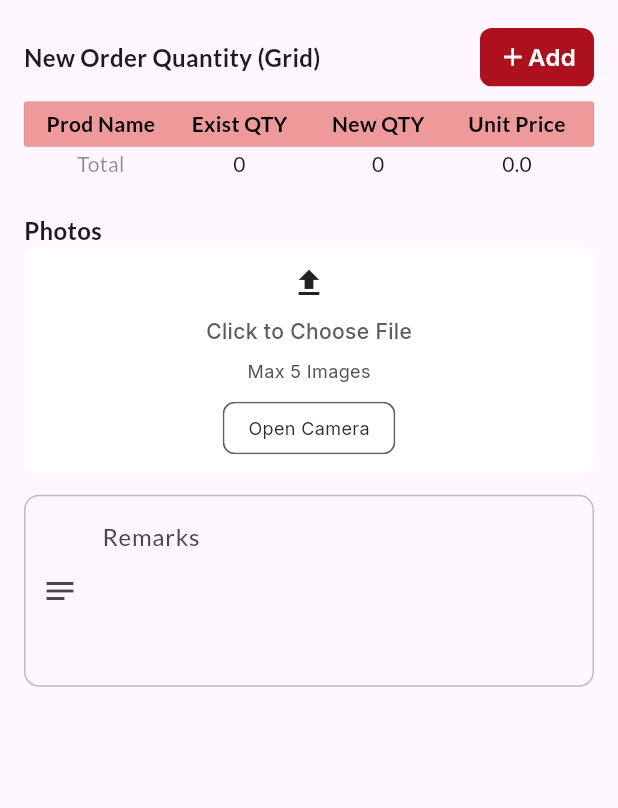
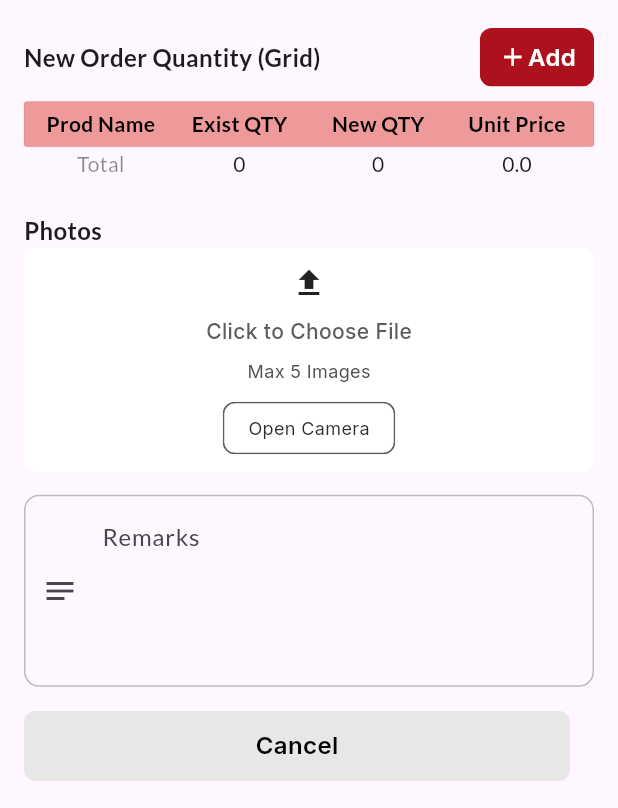
Before and after one commit to mevee/shop_app, a Flutter app: the ScheduleDetailView screen opened by its route, on a phone screen of 412 x 824 dp, the part 428-1236 px from its top. Run offline on Flutter 3.47's test engine with Material 3 defaults, Android fonts, the phone set to English and light mode, and no system bars; our stand-ins replace connectivity_plus, dio, flutter_local_notifications, flutter_svg, fpdart, geolocator and 9 more; missing offline and left inert: flutter_background_service; accounts and stored records are empty; network calls fail.

Commit message:
cancel button added and whole shop option added and mange authorization added

```diff
--- a/lib/data/schedule_service.dart
+++ b/lib/data/schedule_service.dart
@@ -86,7 +86,7 @@ class ScheduleService extends BaseNetworkClient
       final response = await client.post(endPoint, data: request.toJson());
       return CommonModel.fromJson(response.data);
     } on DioException catch (e) {
-      // Handle Dio-specific errors
+      // Handle Dio-specific errorsr
       if (e.response != null) {
         // You can throw a custom exception or return an error response
         throw ServerException(
--- a/lib/main.dart
+++ b/lib/main.dart
@@ -20,7 +20,8 @@ void main() async {
     ),
   );
   // Start background service
-  // await initializeBackgroundService();
+
+  // await FlutterBgService().initializeService();
   runApp(const MyApp());
 }
 
@@ -39,7 +40,7 @@ class MyApp extends StatelessWidget {
           Theme.of(context).primaryTextTheme,
         ),
       ),
-      initialRoute: Routes.manager,
+      initialRoute: Routes.splash,
       getPages: AppPages.routes,
       initialBinding: InitialBinding(),
       debugShowCheckedModeBanner: false,
--- a/lib/modules/schedule/schedule_detail_screen.dart
+++ b/lib/modules/schedule/schedule_detail_screen.dart
@@ -11,6 +11,7 @@ import 'package:shop_app/modules/schedule/controller/schedule_controller.dart';
 import 'package:shop_app/modules/shop_master/add_product_bottom.dart';
 import 'package:shop_app/modules/shop_master/controller/shop_master_controller.dart';
 import 'package:shop_app/screens/calendar/shop_select_bottom.dart';
+import 'package:shop_app/widgets/helper.dart';
 import 'package:shop_app/widgets/tap_anim_button.dart';
 
 class ScheduleDetailView extends GetView<ScheduleController> {
@@ -187,6 +188,7 @@ class ScheduleDetailView extends GetView<ScheduleController> {
                   ),
 
                   const SizedBox(height: 15),
+
                   // Remarks MultiText Box
                   TextFormField(
                     controller: controller.remarksController,
@@ -213,12 +215,47 @@ class ScheduleDetailView extends GetView<ScheduleController> {
                     ),
                   ),
                   const SizedBox(height: 16),
+
+                  Row(
+                    children: [
+                      Obx(
+                        () => Visibility(
+                          visible:
+                              (controller.meetingStatus.value !=
+                                  MeetingStatus.CANCELLED),
+                          child: Expanded(
+                            child: buttonWithLoader(
+                              disable:
+                                  (controller.meetingStatus.value ==
+                                    MeetingStatus.CANCELLED ||
+                                  controller.updateScheduleLoading.value),
+                              label: 'Cancel',
+                              color: AppColors.lightGrey,
+                              textColor: Colors.black,
+                              progressColor: Colors.black,
+                              onPressed: () => showConfirmDialog(
+                                context,
+                                'Are you sure you want to cancel meeting?',
+                                () {
+                                  controller.cancelMeeting();
+                                },
+                              ),
+                              isLoading:
+                                  (controller.updateScheduleLoading.value ||
+                                  controller.isLoading.value),
+                              context: context,
+                            ),
+                          ),
+                        ),
+                      ),
+                      horizontalSpacing(16),
                       Obx(
                         () => Visibility(
                           visible:
                               (controller.meetingStatus.value ==
                                   MeetingStatus.IDEAL) &&
                               controller.schedule.value.isVisitDone == 0,
+                          child: Expanded(
                             child: buttonWithLoader(
                               disable:
                                   (controller.past.value &&
@@ -245,38 +282,8 @@ class ScheduleDetailView extends GetView<ScheduleController> {
                             ),
                           ),
                         ),
-                  Obx(
-                    () => Visibility(
-                      visible:
-                          (controller.meetingStatus.value ==
-                              MeetingStatus.IDEAL) &&
-                          controller.schedule.value.isVisitDone == 0,
-                      child: buttonWithLoader(
-                        disable:
-                            (controller.past.value &&
-                                controller.visited.value ||
-                            controller.today.value &&
-                                controller.visited.value ||
-                            controller.updateScheduleLoading.value),
-                        label: 'Cancel',
-                        color: AppColors.primary,
-                        textColor: Colors.white,
-                        progressColor: Colors.white,
-                        onPressed: () => showConfirmDialog(
-                          context,
-                          'Are you sure you want to cancel meeting?',
-                          () {
-                            controller.cancelMeeting((){
-                              Get.back();
-                            });
-                          },
                       ),
-                        isLoading:
-                            (controller.updateScheduleLoading.value ||
-                            controller.isLoading.value),
-                        context: context,
-                      ),
-                    ),
+                    ],
                   ),
                   const SizedBox(height: 16),
                 ],
@@ -296,12 +303,12 @@ class ScheduleDetailView extends GetView<ScheduleController> {
   ) async {
     showCustomDialog(
       context: context,
-      title: '',
+      title: 'Confirm',
       message: message,
       primaryButtonText: 'Yes',
       secondaryButtonText: 'No',
       isDestructiveAction: true,
-      onPrimaryPressed: () => onConfirm,
+      onPrimaryPressed: onConfirm,
       onSecondaryPressed: () {},
     );
   }
--- a/lib/modules/schedule/schedule_list_screen.dart
+++ b/lib/modules/schedule/schedule_list_screen.dart
@@ -84,6 +84,12 @@ class ScheduleListView extends GetView<ScheduleController> {
                         fontSize: 14,
                         fontWeight: FontWeight.normal,
                         color: AppColors.white,
+                        decoration: log.isVisitDone == 2
+                              ? TextDecoration.lineThrough
+                              : null,
+                          decorationColor: Colors.black, // Line color
+                          decorationThickness: 2.0, // Line thickness
+                          decorationStyle: TextDecorationStyle.dashed,
                       ),
                       maxLines: 3,
                       overflow: TextOverflow.ellipsis,
```
Also changed, not shown: lib/modules/calendar/calendar_screen.dart (+8 -1 lines), lib/modules/home/controller/home_controller.dart (+12 -0 lines), lib/modules/home/home_screen.dart (+20 -6 lines), lib/modules/home/more_options_bottom.dart (+4 -9 lines), lib/modules/schedule/controller/schedule_controller.dart (+24 -11 lines), lib/screens/calendar/shop_select_bottom.dart (+37 -10 lines). Lines whose indentation alone changed are shown as unchanged.
